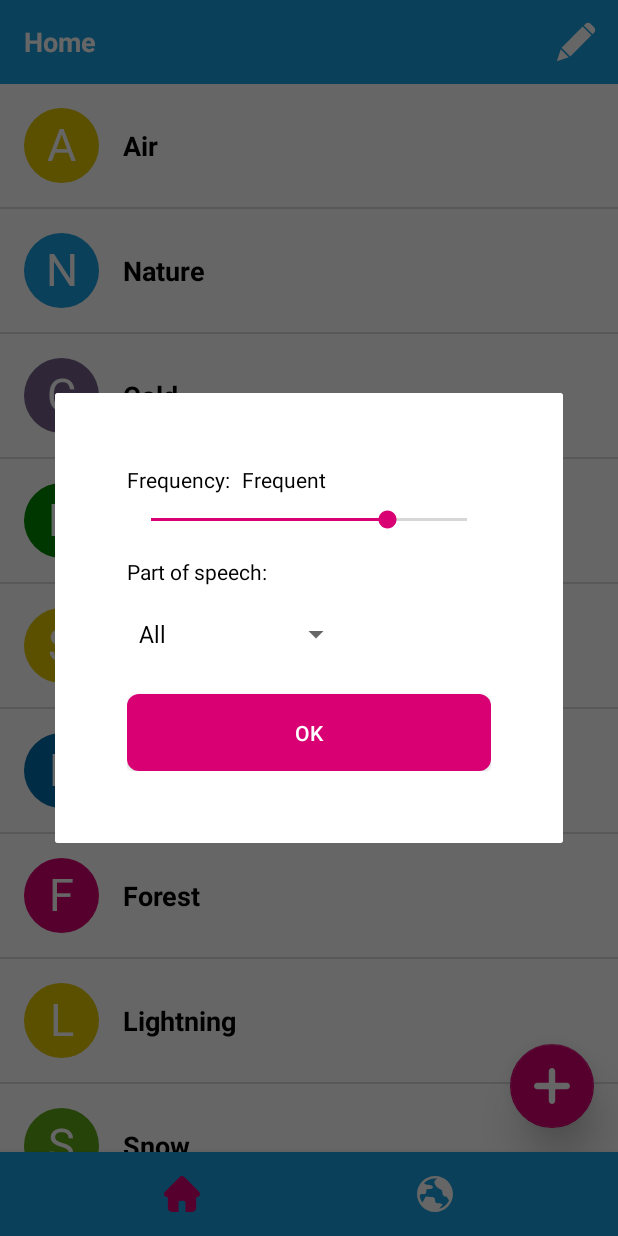
After one commit to a-kari/dictionary, an Android app: the fragment WordsFilterDialog placed in its activity, on a phone screen of 412 x 824 dp. The commit adds this screen. Run offline under Robolectric (Android 15) with nearby library versions, the phone set to English and light mode, and no system bars.

Commit message:
DiscoverFragment -> filter dialog layout

```diff
--- /dev/null
+++ b/app/src/main/java/jp/neechan/akari/dictionary/common/BaseDialog.kt
@@ -0,0 +1,29 @@
+package jp.neechan.akari.dictionary.common
+
+import android.app.Dialog
+import android.os.Bundle
+import android.view.ViewGroup
+import android.view.Window
+import androidx.fragment.app.DialogFragment
+
+abstract class BaseDialog : DialogFragment() {
+
+    override fun onCreateDialog(savedInstanceState: Bundle?): Dialog {
+        return super.onCreateDialog(savedInstanceState).apply {
+            window?.requestFeature(Window.FEATURE_NO_TITLE)
+        }
+    }
+
+    override fun onStart() {
+        super.onStart()
+        setupDialogWidth()
+    }
+
+    private fun setupDialogWidth() {
+        dialog?.window?.apply {
+            val dialogWidthRatio = 0.9f
+            val width = (resources.displayMetrics.widthPixels * dialogWidthRatio).toInt()
+            setLayout(width, ViewGroup.LayoutParams.WRAP_CONTENT)
+        }
+    }
+}
--- /dev/null
+++ b/app/src/main/java/jp/neechan/akari/dictionary/common/Frequency.kt
@@ -0,0 +1,26 @@
+package jp.neechan.akari.dictionary.common
+
+import androidx.annotation.StringRes
+import jp.neechan.akari.dictionary.R
+import jp.neechan.akari.dictionary.common.Frequency.*
+
+enum class Frequency(val fromValue: Float, val toValue: Float) {
+
+    VERY_RARE(0f, 2f),
+    RARE(2f, 4f),
+    NORMAL(4f, 5f),
+    FREQUENT(5f, 6f),
+    VERY_FREQUENT(6f, 10f)
+}
+
+// todo: The extension should be in UI layer when I apply Clean Architecture.
+@StringRes
+fun Frequency.getStringResource(): Int {
+    return when (this) {
+        VERY_RARE -> R.string.frequency_very_rare
+        RARE -> R.string.frequency_rare
+        NORMAL -> R.string.frequency_normal
+        FREQUENT -> R.string.frequency_frequent
+        VERY_FREQUENT -> R.string.frequency_very_frequent
+    }
+}
--- a/app/src/main/java/jp/neechan/akari/dictionary/common/PartOfSpeech.kt
+++ b/app/src/main/java/jp/neechan/akari/dictionary/common/PartOfSpeech.kt
@@ -1,6 +1,11 @@
 package jp.neechan.akari.dictionary.common
 
+import androidx.annotation.StringRes
+import jp.neechan.akari.dictionary.R
+import jp.neechan.akari.dictionary.common.PartOfSpeech.*
+
 enum class PartOfSpeech {
+
     NOUN,
     PRONOUN,
     ADJECTIVE,
@@ -11,3 +16,20 @@ enum class PartOfSpeech {
     INTERJECTION,
     UNKNOWN
 }
+
+// todo: The extension should be in UI layer when I apply Clean Architecture.
+@StringRes
+fun PartOfSpeech?.getStringResource(): Int {
+    return when (this) {
+        NOUN -> R.string.part_of_speech_noun
+        PRONOUN -> R.string.part_of_speech_pronoun
+        ADJECTIVE -> R.string.part_of_speech_adjective
+        VERB -> R.string.part_of_speech_verb
+        ADVERB -> R.string.part_of_speech_adverb
+        PREPOSITION -> R.string.part_of_speech_preposition
+        CONJUNCTION -> R.string.part_of_speech_conjunction
+        INTERJECTION -> R.string.part_of_speech_interjection
+        UNKNOWN -> R.string.part_of_speech_unknown
+        null -> R.string.part_of_speech_all
+    }
+}
--- a/app/src/main/java/jp/neechan/akari/dictionary/discover/DiscoverFragment.kt
+++ b/app/src/main/java/jp/neechan/akari/dictionary/discover/DiscoverFragment.kt
@@ -59,6 +59,6 @@ class DiscoverFragment : BaseFragment(), WordsAdapter.WordActionListener {
     }
 
     private fun showFilterDialog() {
-        toast(requireContext(), "Filter dialog...")
+        WordsFilterDialog.newInstance().show(childFragmentManager, WordsFilterDialog::class.simpleName)
     }
 }
--- /dev/null
+++ b/app/src/main/java/jp/neechan/akari/dictionary/discover/WordsFilterDialog.kt
@@ -0,0 +1,77 @@
+package jp.neechan.akari.dictionary.discover
+
+import android.os.Bundle
+import android.view.LayoutInflater
+import android.view.View
+import android.view.ViewGroup
+import android.widget.ArrayAdapter
+import android.widget.SeekBar
+import jp.neechan.akari.dictionary.R
+import jp.neechan.akari.dictionary.common.*
+import kotlinx.android.synthetic.main.dialog_words_filter.*
+
+class WordsFilterDialog : BaseDialog() {
+
+    // todo: Move the mapping logic to ViewModel.
+    private lateinit var frequencies: List<Pair<Frequency, String>>
+    private lateinit var partsOfSpeech: List<Pair<PartOfSpeech?, String>>
+
+    companion object {
+        fun newInstance() = WordsFilterDialog()
+    }
+
+    override fun onCreateView(inflater: LayoutInflater, container: ViewGroup?, savedInstanceState: Bundle?): View? {
+        return inflater.inflate(R.layout.dialog_words_filter, container, false)
+    }
+
+    override fun onViewCreated(view: View, savedInstanceState: Bundle?) {
+        super.onViewCreated(view, savedInstanceState)
+
+        frequencies = Frequency.values().map { Pair(it, getString(it.getStringResource())) }
+        partsOfSpeech = arrayOf(
+            null,
+            PartOfSpeech.NOUN,
+            PartOfSpeech.PRONOUN,
+            PartOfSpeech.ADJECTIVE,
+            PartOfSpeech.VERB,
+            PartOfSpeech.ADVERB,
+            PartOfSpeech.PREPOSITION,
+            PartOfSpeech.CONJUNCTION,
+            PartOfSpeech.INTERJECTION
+        ).map { Pair(it, getString(it.getStringResource())) }
+
+        setupSeekBar()
+        setupSpinner()
+        setupFilterButton()
+    }
+
+    private fun setupSeekBar() {
+        frequencySeekBar.max = frequencies.lastIndex
+        frequencySeekBar.setOnSeekBarChangeListener(object : SeekBar.OnSeekBarChangeListener {
+            override fun onProgressChanged(seekBar: SeekBar?, progress: Int, fromUser: Boolean) {
+                frequencyValueTv.text = frequencies[progress].second
+            }
+
+            override fun onStartTrackingTouch(seekBar: SeekBar?) {}
+            override fun onStopTrackingTouch(seekBar: SeekBar?) {}
+        })
+        frequencySeekBar.progress = Frequency.FREQUENT.ordinal
+    }
+
+    private fun setupSpinner() {
+        partOfSpeechSpinner.adapter = ArrayAdapter(
+            requireContext(),
+            android.R.layout.simple_spinner_dropdown_item,
+            partsOfSpeech.map { it.second }
+        )
+    }
+
+    private fun setupFilterButton() {
+        filterButton.setOnClickListener {
+            val frequency = frequencies[frequencySeekBar.progress].first
+            val partOfSpeech = partsOfSpeech[partOfSpeechSpinner.selectedItemPosition].first
+            toast(requireContext(), "Frequency: ${frequency}. Part of speech: $partOfSpeech")
+            dismiss()
+        }
+    }
+}
--- /dev/null
+++ b/app/src/main/res/drawable/bg_button.xml
@@ -0,0 +1,19 @@
+<?xml version="1.0" encoding="utf-8"?>
+<ripple xmlns:android="http://schemas.android.com/apk/res/android"
+    android:color="@color/pink_ripple">
+
+    <item android:id="@android:id/mask">
+        <shape>
+            <corners android:radius="@dimen/default_padding_small" />
+            <solid android:color="@color/pink" />
+        </shape>
+    </item>
+
+    <item>
+        <shape>
+            <corners android:radius="@dimen/default_padding_small" />
+            <solid android:color="@color/pink" />
+        </shape>
+    </item>
+
+</ripple>
--- /dev/null
+++ b/app/src/main/res/layout/dialog_words_filter.xml
@@ -0,0 +1,69 @@
+<?xml version="1.0" encoding="utf-8"?>
+<androidx.constraintlayout.widget.ConstraintLayout xmlns:android="http://schemas.android.com/apk/res/android"
+    xmlns:app="http://schemas.android.com/apk/res-auto"
+    xmlns:tools="http://schemas.android.com/tools"
+    android:layout_width="match_parent"
+    android:layout_height="wrap_content"
+    android:background="@android:color/white"
+    android:padding="@dimen/dialog_padding">
+
+    <TextView
+        android:id="@+id/frequencyTv"
+        android:layout_width="wrap_content"
+        android:layout_height="wrap_content"
+        android:text="@string/words_filter_frequency"
+        android:textColor="@android:color/black"
+        android:textSize="@dimen/text_size_medium"
+        app:layout_constraintStart_toStartOf="parent"
+        app:layout_constraintTop_toTopOf="parent" />
+
+    <TextView
+        android:id="@+id/frequencyValueTv"
+        android:layout_width="wrap_content"
+        android:layout_height="wrap_content"
+        android:layout_marginStart="@dimen/default_padding_small"
+        android:textColor="@android:color/black"
+        android:textSize="@dimen/text_size_medium"
+        app:layout_constraintStart_toEndOf="@id/frequencyTv"
+        app:layout_constraintTop_toTopOf="parent"
+        tools:text="Very frequent" />
+
+    <SeekBar
+        android:id="@+id/frequencySeekBar"
+        android:layout_width="match_parent"
+        android:layout_height="wrap_content"
+        android:layout_marginTop="@dimen/default_padding_small"
+        app:layout_constraintTop_toBottomOf="@id/frequencyTv"
+        tools:max="4"
+        tools:progress="3" />
+
+    <TextView
+        android:id="@+id/partOfSpeechTv"
+        android:layout_width="wrap_content"
+        android:layout_height="wrap_content"
+        android:layout_marginTop="@dimen/default_padding"
+        android:text="@string/words_filter_part_of_speech"
+        android:textColor="@android:color/black"
+        android:textSize="@dimen/text_size_medium"
+        app:layout_constraintStart_toStartOf="parent"
+        app:layout_constraintTop_toBottomOf="@id/frequencySeekBar" />
+
+    <Spinner
+        android:id="@+id/partOfSpeechSpinner"
+        android:layout_width="wrap_content"
+        android:layout_height="wrap_content"
+        android:layout_marginTop="@dimen/default_padding_small"
+        app:layout_constraintStart_toStartOf="parent"
+        app:layout_constraintTop_toBottomOf="@id/partOfSpeechTv"
+        tools:listitem="@layout/support_simple_spinner_dropdown_item" />
+
+    <Button
+        android:id="@+id/filterButton"
+        style="@style/Button"
+        android:layout_width="match_parent"
+        android:layout_height="wrap_content"
+        android:layout_marginTop="@dimen/default_padding"
+        android:text="@string/ok"
+        app:layout_constraintTop_toBottomOf="@id/partOfSpeechSpinner" />
+
+</androidx.constraintlayout.widget.ConstraintLayout>
--- a/app/src/main/res/values/colors.xml
+++ b/app/src/main/res/values/colors.xml
@@ -44,5 +44,6 @@
     <!-- Ripples -->
     <color name="white_ripple">#CCCCCC</color>
     <color name="blueLight_ripple">#157CB0</color>
+    <color name="pink_ripple">#A60058</color>
 
 </resources>
--- a/app/src/main/res/values/dimens.xml
+++ b/app/src/main/res/values/dimens.xml
@@ -7,6 +7,7 @@
     <dimen name="text_size_large">18sp</dimen>
     <dimen name="text_size_medium">14sp</dimen>
     <dimen name="text_size_small">12sp</dimen>
+    <dimen name="dialog_padding">48dp</dimen>
 
     <!-- Word -->
     <dimen name="word_avatar_size">50dp</dimen>
--- a/app/src/main/res/values/strings.xml
+++ b/app/src/main/res/values/strings.xml
@@ -1,6 +1,9 @@
 <resources>
 
     <string name="app_name">Dictionary</string>
+
+    <!-- Common -->
+    <string name="ok">OK</string>
 
     <!-- MainActivity -->
     <string name="main_bottom_navigation_home">Home</string>
@@ -14,4 +17,27 @@
     <string name="discover_filter">Filter</string>
     <string name="discover_empty_content">No relevant words found for your search.</string>
 
+    <!-- WordsFilterDialog -->
+    <string name="words_filter_frequency">Frequency:</string>
+    <string name="words_filter_part_of_speech">Part of speech:</string>
+
+    <!-- Frequency -->
+    <string name="frequency_very_rare">Very rare</string>
+    <string name="frequency_rare">Rare</string>
+    <string name="frequency_normal">Normal</string>
+    <string name="frequency_frequent">Frequent</string>
+    <string name="frequency_very_frequent">Very frequent</string>
+
+    <!-- PartOfSpeech -->
+    <string name="part_of_speech_all">All</string>
+    <string name="part_of_speech_unknown">Unknown</string>
+    <string name="part_of_speech_noun">Noun</string>
+    <string name="part_of_speech_pronoun">Pronoun</string>
+    <string name="part_of_speech_adjective">Adjective</string>
+    <string name="part_of_speech_verb">Verb</string>
+    <string name="part_of_speech_adverb">Adverb</string>
+    <string name="part_of_speech_preposition">Preposition</string>
+    <string name="part_of_speech_conjunction">Conjunction</string>
+    <string name="part_of_speech_interjection">Interjection</string>
+
 </resources>
--- a/app/src/main/res/values/styles.xml
+++ b/app/src/main/res/values/styles.xml
@@ -17,4 +17,14 @@
         <item name="android:textAllCaps">false</item>
     </style>
 
+    <style name="Button">
+        <item name="android:background">@drawable/bg_button</item>
+        <item name="android:textColor">@android:color/white</item>
+        <item name="android:textSize">@dimen/text_size_medium</item>
+        <item name="android:textStyle">normal</item>
+        <item name="android:padding">@dimen/default_padding</item>
+        <item name="android:minWidth">0dp</item>
+        <item name="android:minHeight">0dp</item>
+    </style>
+
 </resources>
```
